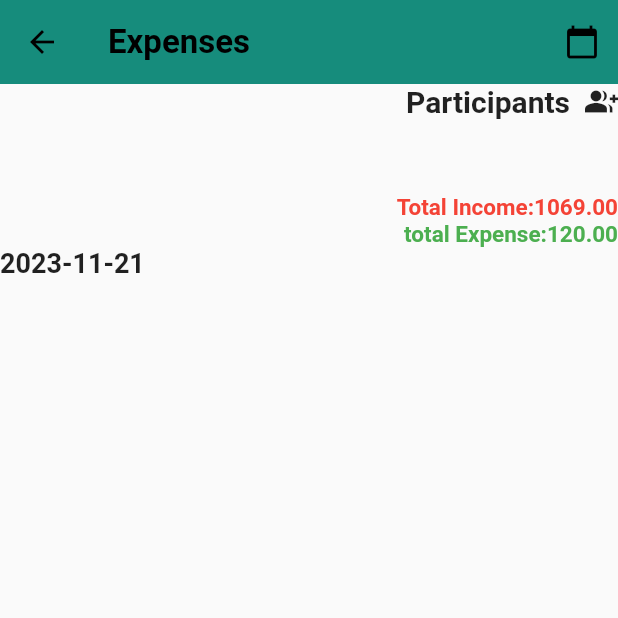
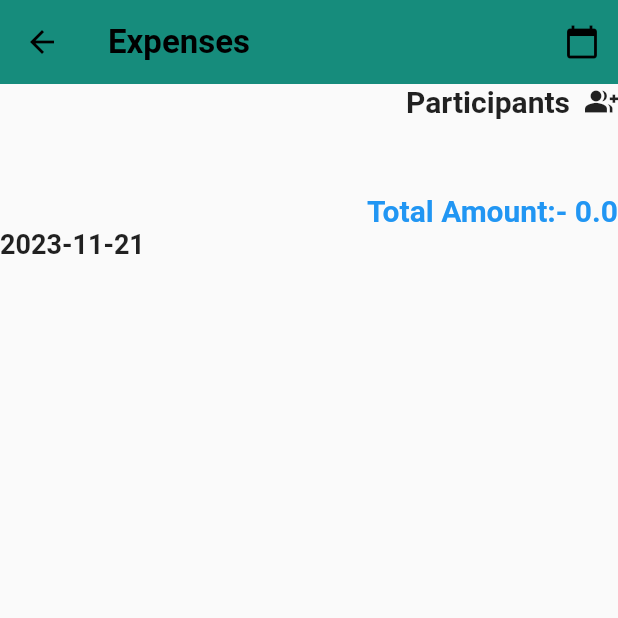
Before and after one commit to Ayishamarva7998/ExpenseTrack, a Flutter app: the Firstgroup screen opened directly, on a phone screen of 412 x 824 dp, the top half of it. Run offline on Flutter 3.47's test engine with Material 2 defaults, Android fonts, the phone set to English and light mode, and no system bars; our stand-ins replace fl_chart, hive, hive_flutter; accounts and stored records are empty.

Commit message:
total amount added

```diff
--- a/lib/functions/expense_fn.dart
+++ b/lib/functions/expense_fn.dart
@@ -22,3 +22,11 @@ ValueNotifier<List<ExpenseList>> expenseListNotifier =ValueNotifier([]);
   expenseDB.deleteAt(index);
   getAllexpense();
  }
+
+     double total( expense){
+    double totalamount = 0;
+    for(var expenses in expense){
+      totalamount+=double.parse(expenses.amount);
+    }
+    return totalamount;
+  }
--- a/lib/model/loginpage.dart
+++ b/lib/model/loginpage.dart
@@ -54,13 +54,7 @@ class loginpage extends StatelessWidget {
         ],
 
       ),
-
-
       ),
-
-
-
-
     );
 
   }
--- a/lib/screens/adddexpense_screen.dart
+++ b/lib/screens/adddexpense_screen.dart
@@ -2,7 +2,7 @@ import 'package:flutter/material.dart';
 import 'package:splitwise_app/bottombar.dart';
 import 'package:splitwise_app/functions/expense_fn.dart';
 import 'package:splitwise_app/model/expenselist_model.dart';
-import 'package:splitwise_app/screens/firstgroup_screen.dart';
+import 'package:splitwise_app/screens/techhouse.dart';
 
 class Addexpense extends StatefulWidget {
   Addexpense({
@@ -209,7 +209,6 @@ class _AddexpenseState extends State<Addexpense> {
       description: _description,
       amount: _amount,
       select: _select,
-
     );
 
     addExpense(_expense);
--- a/lib/screens/friends_screen.dart
+++ b/lib/screens/friends_screen.dart
@@ -70,7 +70,7 @@ class _FriendsscreenState extends State<Friendsscreen> {
                     builder: (context) => Addcontact(),
                   ));
                 },
-                icon: Icon(Icons.person_add),color: Colors.black)
+                icon: const Icon(Icons.person_add),color: Colors.black)
           ],
         ),
         body: Column(
@@ -84,7 +84,7 @@ class _FriendsscreenState extends State<Friendsscreen> {
                     filled: true,
                     border: OutlineInputBorder(
                         borderRadius: BorderRadius.circular(15)),
-                    prefixIcon: Icon(Icons.search),
+                    prefixIcon: const Icon(Icons.search),
 
                      ),
                 onChanged: (value) {
--- a/lib/screens/groups_screen.dart
+++ b/lib/screens/groups_screen.dart
@@ -4,7 +4,7 @@ import 'package:splitwise_app/model/expenselist_model.dart';
 import 'package:splitwise_app/model/grouplist_model.dart';
 import 'package:splitwise_app/screens/adddexpense_screen.dart';
 import 'package:splitwise_app/screens/addgroup_screen.dart';
-import 'package:splitwise_app/screens/firstgroup_screen.dart';
+import 'package:splitwise_app/screens/techhouse.dart';
 
 class Groupscreen extends StatelessWidget {
   Groupscreen({Key? key}) : super(key: key);
--- a/lib/screens/firstgroup_screen.dart
+++ b/lib/screens/techhouse.dart
@@ -1,7 +1,6 @@
 import 'package:flutter/material.dart';
 import 'package:intl/intl.dart';
 import 'package:splitwise_app/bottombar.dart';
-import 'package:splitwise_app/functions/contactlist_fn.dart';
 import 'package:splitwise_app/functions/expense_fn.dart';
 import 'package:splitwise_app/model/expenselist_model.dart';
 import 'package:splitwise_app/model/grouplist_model.dart';
@@ -16,7 +15,10 @@ class Firstgroup extends StatefulWidget {
 }
 
 class _FirstgroupState extends State<Firstgroup> {
+
   List<ExpenseList> expenseList = [];
+
+  double totalamount = total(expenseListNotifier.value);
 
   DateTime selectedDate = DateTime.now();
 
@@ -61,7 +63,7 @@ class _FirstgroupState extends State<Firstgroup> {
           actions: [
             IconButton(
               onPressed: () => _selectDate(context),
-              icon: Icon(
+              icon: const Icon(
                 Icons.calendar_today,
                 color: Colors.black,
               ),
@@ -102,26 +104,17 @@ class _FirstgroupState extends State<Firstgroup> {
             const SizedBox(
               height: 50,
             ),
-            const Align(
+             Align(
               alignment: Alignment.topRight,
               child: Text(
-                'Total Income:1069.00',
-                style: TextStyle(
-                    color: Colors.red,
+                "Total Amount:- ${totalamount}",
+                style: const TextStyle(
+                    color: Colors.blue,
                     fontWeight: FontWeight.bold,
-                    fontSize: 15),
+                    fontSize: 20),
               ),
             ),
-            const Align(
-              alignment: Alignment.topRight,
-              child: Text(
-                'total Expense:120.00',
-                style: TextStyle(
-                    color: Colors.green,
-                    fontWeight: FontWeight.bold,
-                    fontSize: 15),
-              ),
-            ),
+
             const Align(
               alignment: Alignment.topLeft,
             ),
@@ -136,11 +129,11 @@ class _FirstgroupState extends State<Firstgroup> {
               child: Builder(builder: (context) {
                 return ValueListenableBuilder(
                   valueListenable: expenseListNotifier,
-                  builder: (BuildContext ctx, List<ExpenseList> contactList,
+                  builder: (BuildContext ctx, List<ExpenseList>expenseList,
                       Widget? child) {
                     return ListView.builder(
                       itemBuilder: (ctx, index) {
-                        final data = contactList[index];
+                        final data = expenseList[index];
                         return ListTile(
                           title: Text(data.description),
                           subtitle: Text(data.amount),
@@ -151,7 +144,7 @@ class _FirstgroupState extends State<Firstgroup> {
                                 onPressed: () {
                                   deleteExpense(index);
                                 },
-                                icon: Icon(Icons.delete,
+                                icon: const Icon(Icons.delete,
                                     color: Color.fromARGB(255, 219, 218, 218)),
                               ),
                               Text(
@@ -168,7 +161,7 @@ class _FirstgroupState extends State<Firstgroup> {
                           ),
                         );
                       },
-                      itemCount: contactList.length,
+                      itemCount: expenseList.length,
                     );
                   },
                 );
@@ -179,4 +172,6 @@ class _FirstgroupState extends State<Firstgroup> {
       ),
     );
   }
+
+
 }
```
Also changed, not shown: lib/screens/addcontact_screen.dart (+16 -2 lines), lib/screens/utility/incomeandexpense.dart (added, +44 -0 lines).
